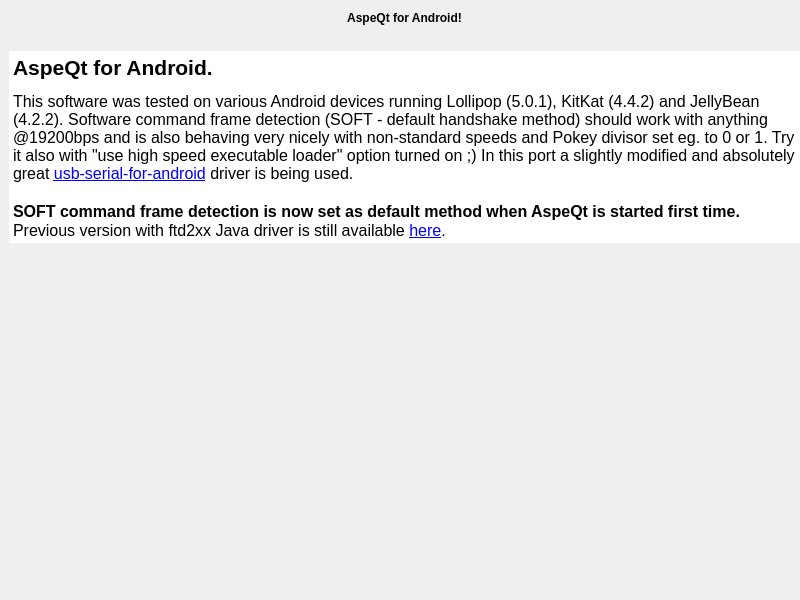
Above: aboutdialog.ui from greblus/aspeqt before the change. Below: the same form after it.
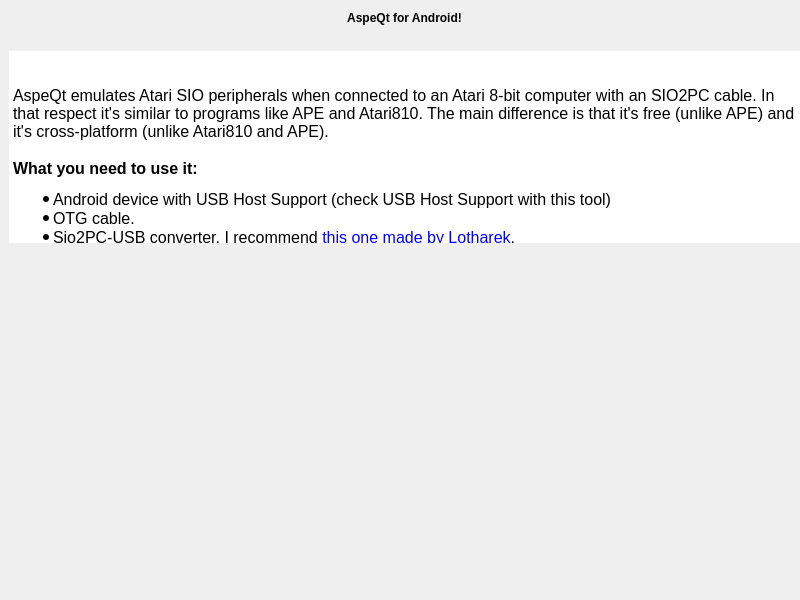
That is the form after the change.

Commit message: Animated cassette tape in cassettedialog. Updated about page.

```diff
--- a/aboutdialog.ui
+++ b/aboutdialog.ui
@@ -149,39 +149,23 @@
 &lt;html&gt;&lt;head&gt;&lt;meta name=&quot;qrichtext&quot; content=&quot;1&quot; /&gt;&lt;style type=&quot;text/css&quot;&gt;
 p, li { white-space: pre-wrap; }
 &lt;/style&gt;&lt;/head&gt;&lt;body style=&quot; font-family:'MS Shell Dlg 2'; font-size:8.25pt; font-weight:400; font-style:normal;&quot;&gt;
-&lt;p style=&quot; margin-top:18px; margin-bottom:12px; margin-left:0px; margin-right:0px; -qt-block-indent:0; text-indent:0px;&quot;&gt;&lt;span style=&quot; font-size:16pt; font-weight:600;&quot;&gt;AspeQt for Android.&lt;/span&gt;&lt;/p&gt;
-&lt;p style=&quot; margin-top:0px; margin-bottom:0px; margin-left:0px; margin-right:0px; -qt-block-indent:0; text-indent:0px;&quot;&gt;&lt;span style=&quot; font-size:12pt;&quot;&gt;This software was tested on various Android devices running Lollipop (5.0.1), KitKat (4.4.2) and JellyBean (4.2.2). Software command frame detection (SOFT - default handshake method) should work with anything @19200bps and is also behaving very nicely with non-standard speeds and Pokey divisor set eg. to 0 or 1. Try it also with &amp;quot;use high speed executable loader&amp;quot; option turned on ;) In this port a slightly modified and absolutely great &lt;/span&gt;&lt;a href=&quot;https://github.com/greblus/usb-serial-for-android&quot;&gt;&lt;span style=&quot; font-size:12pt; text-decoration: underline; color:#0000ff;&quot;&gt;usb-serial-for-android&lt;/span&gt;&lt;/a&gt;&lt;span style=&quot; font-size:12pt;&quot;&gt; driver is being used. &lt;/span&gt;&lt;/p&gt;
-&lt;p style=&quot;-qt-paragraph-type:empty; margin-top:0px; margin-bottom:0px; margin-left:0px; margin-right:0px; -qt-block-indent:0; text-indent:0px; font-size:12pt;&quot;&gt;&lt;br /&gt;&lt;/p&gt;
-&lt;p style=&quot; margin-top:0px; margin-bottom:0px; margin-left:0px; margin-right:0px; -qt-block-indent:0; text-indent:0px;&quot;&gt;&lt;span style=&quot; font-size:12pt; font-weight:600;&quot;&gt;SOFT command frame detection is now set as default method when AspeQt is started first time.&lt;/span&gt;&lt;span style=&quot; font-size:12pt;&quot;&gt; &lt;/span&gt;&lt;/p&gt;
-&lt;p style=&quot; margin-top:0px; margin-bottom:0px; margin-left:0px; margin-right:0px; -qt-block-indent:0; text-indent:0px;&quot;&gt;&lt;span style=&quot; font-size:12pt;&quot;&gt;Previous version with ftd2xx Java driver is still available &lt;/span&gt;&lt;a href=&quot;https://github.com/greblus/aspeqt/tree/ftd2xx&quot;&gt;&lt;span style=&quot; font-size:12pt; text-decoration: underline; color:#0000ff;&quot;&gt;here&lt;/span&gt;&lt;/a&gt;&lt;span style=&quot; font-size:12pt;&quot;&gt;. &lt;/span&gt;&lt;/p&gt;
-&lt;p style=&quot; margin-top:18px; margin-bottom:12px; margin-left:0px; margin-right:0px; -qt-block-indent:0; text-indent:0px;&quot;&gt;&lt;span style=&quot; font-size:16pt; font-weight:600;&quot;&gt;Downloads.&lt;/span&gt;&lt;/p&gt;
-&lt;p style=&quot; margin-top:18px; margin-bottom:12px; margin-left:0px; margin-right:0px; -qt-block-indent:0; text-indent:0px;&quot;&gt;&lt;span style=&quot; font-size:12pt; font-weight:600;&quot;&gt;AspeQt&lt;/span&gt;&lt;span style=&quot; font-size:12pt;&quot;&gt; is available through &lt;/span&gt;&lt;a href=&quot;https://play.google.com/store/search?q=aspeqt&quot;&gt;&lt;span style=&quot; font-size:12pt; text-decoration: underline; color:#0000ff;&quot;&gt;Google Play Store&lt;/span&gt;&lt;/a&gt;&lt;span style=&quot; font-size:12pt;&quot;&gt;. All releases (including previous ones) are available &lt;/span&gt;&lt;a href=&quot;https://github.com/greblus/aspeqt/releases&quot;&gt;&lt;span style=&quot; font-size:12pt; text-decoration: underline; color:#0000ff;&quot;&gt;here&lt;/span&gt;&lt;/a&gt;&lt;span style=&quot; font-size:12pt;&quot;&gt;. &lt;/span&gt;&lt;span style=&quot; font-size:12pt; font-weight:600;&quot;&gt;Lastest compiled apk&lt;/span&gt;&lt;span style=&quot; font-size:12pt;&quot;&gt; is always &lt;/span&gt;&lt;a href=&quot;https://github.com/greblus/aspeqt/raw/android/android/apk/aspeqt.apk&quot;&gt;&lt;span style=&quot; font-size:12pt; text-decoration: underline; color:#0000ff;&quot;&gt;here&lt;/span&gt;&lt;/a&gt;&lt;span style=&quot; font-size:12pt;&quot;&gt;. And of course all apk files which were uploaded to android/apk can be found in the repo (there is a &amp;quot;Browse Files&amp;quot; button which will show you a snapshot of the repository at a time of the particular commit). What doesn't work yet? Loading atr files stalls occassionally in DSR handshaking mode. Haven't noticed it in SOFT mode. Hopefully Will fix it soon. &lt;/span&gt;&lt;/p&gt;
-&lt;p style=&quot; margin-top:18px; margin-bottom:12px; margin-left:0px; margin-right:0px; -qt-block-indent:0; text-indent:0px;&quot;&gt;&lt;span style=&quot; font-size:16pt; font-weight:600;&quot;&gt;What's necessary to use it:&lt;/span&gt;&lt;span style=&quot; font-size:16pt;&quot;&gt; &lt;/span&gt;&lt;/p&gt;
-&lt;ul style=&quot;margin-top: 0px; margin-bottom: 0px; margin-left: 0px; margin-right: 0px; -qt-list-indent: 1;&quot;&gt;&lt;li style=&quot; font-size:12pt;&quot; style=&quot; margin-top:12px; margin-bottom:0px; margin-left:0px; margin-right:0px; -qt-block-indent:0; text-indent:0px;&quot;&gt;Android device with USB Host Support. Check USB Host Support with &lt;a href=&quot;https://play.google.com/store/apps/details?id=eu.chainfire.usbhostdiagnostics&quot;&gt;&lt;span style=&quot; text-decoration: underline; color:#0000ff;&quot;&gt;this tool&lt;/span&gt;&lt;/a&gt;. &lt;/li&gt;
+&lt;p style=&quot;-qt-paragraph-type:empty; margin-top:18px; margin-bottom:12px; margin-left:0px; margin-right:0px; -qt-block-indent:0; text-indent:0px;&quot;&gt;&lt;br /&gt;&lt;/p&gt;
+&lt;p style=&quot; margin-top:18px; margin-bottom:12px; margin-left:0px; margin-right:0px; -qt-block-indent:0; text-indent:0px;&quot;&gt;&lt;span style=&quot; font-size:12pt;&quot;&gt;AspeQt emulates Atari SIO peripherals when connected to an Atari 8-bit computer with an SIO2PC cable. In that respect it's similar to programs like APE and Atari810. The main difference is that it's free (unlike APE) and it's cross-platform (unlike Atari810 and APE). &lt;/span&gt;&lt;/p&gt;
+&lt;p style=&quot; margin-top:18px; margin-bottom:12px; margin-left:0px; margin-right:0px; -qt-block-indent:0; text-indent:0px;&quot;&gt;&lt;span style=&quot; font-size:12pt; font-weight:600;&quot;&gt;What you need to use it:&lt;/span&gt;&lt;/p&gt;
+&lt;ul style=&quot;margin-top: 0px; margin-bottom: 0px; margin-left: 0px; margin-right: 0px; -qt-list-indent: 1;&quot;&gt;&lt;li style=&quot; font-size:12pt;&quot; style=&quot; margin-top:12px; margin-bottom:0px; margin-left:0px; margin-right:0px; -qt-block-indent:0; text-indent:0px;&quot;&gt;Android device with USB Host Support (check USB Host Support with this tool)&lt;/li&gt;
 &lt;li style=&quot; font-size:12pt;&quot; style=&quot; margin-top:0px; margin-bottom:0px; margin-left:0px; margin-right:0px; -qt-block-indent:0; text-indent:0px;&quot;&gt;OTG cable. &lt;/li&gt;
 &lt;li style=&quot; font-size:12pt;&quot; style=&quot; margin-top:0px; margin-bottom:0px; margin-left:0px; margin-right:0px; -qt-block-indent:0; text-indent:0px;&quot;&gt;Sio2PC-USB converter. I recommend &lt;a href=&quot;http://lotharek.pl/product.php?pid=98&quot;&gt;&lt;span style=&quot; text-decoration: underline; color:#0000ff;&quot;&gt;this one made by Lotharek&lt;/span&gt;&lt;/a&gt;. &lt;/li&gt;
-&lt;li style=&quot; font-size:12pt;&quot; style=&quot; margin-top:0px; margin-bottom:0px; margin-left:0px; margin-right:0px; -qt-block-indent:0; text-indent:0px;&quot;&gt;AspeQt for Android should work on anything starting from 3.1. I've tested it on Lark FreeMe 8&amp;quot; Android 4.2.2 tablet, Kazam 345 &amp;amp; Kazam Tornado phones with KitKat 4.4, Lenovo Tab 2 A10-70L and Lenovo Tab 2 A7 tablets with Lollipop 5.0.1 &lt;/li&gt;
 &lt;li style=&quot; font-size:12pt;&quot; style=&quot; margin-top:0px; margin-bottom:0px; margin-left:0px; margin-right:0px; -qt-block-indent:0; text-indent:0px;&quot;&gt;&lt;span style=&quot; font-weight:600;&quot;&gt;No root necessary.&lt;/span&gt; &lt;/li&gt;
-&lt;li style=&quot; font-size:12pt;&quot; style=&quot; margin-top:0px; margin-bottom:0px; margin-left:0px; margin-right:0px; -qt-block-indent:0; text-indent:0px;&quot;&gt;&lt;span style=&quot; font-weight:600;&quot;&gt;No drivers necessary.&lt;/span&gt; usb-serial-for-android java driver is in the package. &lt;/li&gt;
-&lt;li style=&quot; font-size:12pt;&quot; style=&quot; margin-top:0px; margin-bottom:12px; margin-left:0px; margin-right:0px; -qt-block-indent:0; text-indent:0px;&quot;&gt;After you connect the SIO2PC-USB to your Android device it'll automatically launch AspeQt. If you have SIO2PC-USB from Lotharek, select SOFT or DSR flow control method and set speed to 19200bps first, to see if it works at all. Feel free to experiment with higher speeds and Pokey divisors (HiSpeed OS, SDX or Qmeg is required for fast SIO routines). &lt;/li&gt;&lt;/ul&gt;
-&lt;p style=&quot; margin-top:0px; margin-bottom:0px; margin-left:0px; margin-right:0px; -qt-block-indent:0; text-indent:0px;&quot;&gt;&lt;span style=&quot; font-size:12pt;&quot;&gt;Alternatively (on an unmodified Atari) it's enough to mount the folder with xex files and copy these two files: $boot.bin and picodos.sys which can be dowloaded &lt;/span&gt;&lt;a href=&quot;https://github.com/greblus/aspeqt/tree/android/%24bootpic&quot;&gt;&lt;span style=&quot; font-size:12pt; text-decoration: underline; color:#0000ff;&quot;&gt;from here&lt;/span&gt;&lt;/a&gt;&lt;span style=&quot; font-size:12pt;&quot;&gt;. This way all xex files, e.g. just downloaded from the internet on your mobile or tablet) to some mounted folder eg. Download/Atari can be nicely loaded in high speed using MyPicoDos. &lt;/span&gt;&lt;/p&gt;
-&lt;p style=&quot; margin-top:16px; margin-bottom:12px; margin-left:0px; margin-right:0px; -qt-block-indent:0; text-indent:0px;&quot;&gt;&lt;a href=&quot;https://www.youtube.com/watch?v=GEkwZM_Cr_M&amp;amp;list=PL_0_k9JuZLPiox8zAklF3qvG3SbsZ08g8&quot;&gt;&lt;span style=&quot; font-size:12pt; font-weight:600; text-decoration: underline; color:#0000ff;&quot;&gt;Videos of AspeQt on Android&lt;/span&gt;&lt;/a&gt;&lt;span style=&quot; font-size:12pt;&quot;&gt; &lt;/span&gt;&lt;/p&gt;
-&lt;p style=&quot; margin-top:18px; margin-bottom:12px; margin-left:0px; margin-right:0px; -qt-block-indent:0; text-indent:0px;&quot;&gt;&lt;span style=&quot; font-size:16pt; font-weight:600;&quot;&gt;Summary&lt;/span&gt;&lt;/p&gt;
-&lt;p style=&quot; margin-top:0px; margin-bottom:0px; margin-left:0px; margin-right:0px; -qt-block-indent:0; text-indent:0px;&quot;&gt;&lt;span style=&quot; font-size:12pt;&quot;&gt;AspeQt emulates Atari SIO peripherals when connected to an Atari 8-bit computer with an SIO2PC cable. In that respect it's similar to programs like APE and Atari810. The main difference is that it's free (unlike APE) and it's cross-platform (unlike Atari810 and APE). &lt;/span&gt;&lt;/p&gt;
+&lt;li style=&quot; font-size:12pt;&quot; style=&quot; margin-top:0px; margin-bottom:0px; margin-left:0px; margin-right:0px; -qt-block-indent:0; text-indent:0px;&quot;&gt;&lt;span style=&quot; font-weight:600;&quot;&gt;No drivers necessary.&lt;/span&gt; usb-serial-for-android java driver is in the package. &lt;/li&gt;&lt;/ul&gt;
+&lt;p style=&quot;-qt-paragraph-type:empty; margin-top:0px; margin-bottom:0px; margin-left:0px; margin-right:0px; -qt-block-indent:0; text-indent:0px; font-size:12pt;&quot;&gt;&lt;br /&gt;&lt;/p&gt;
+&lt;p style=&quot; margin-top:0px; margin-bottom:0px; margin-left:0px; margin-right:0px; -qt-block-indent:0; text-indent:0px;&quot;&gt;&lt;a href=&quot;https://github.com/greblus/aspeqt/wiki/AspeQt-Atari-Serial-Peripheral-Emulator-for-Android&quot;&gt;&lt;span style=&quot; font-size:12pt; font-weight:600; text-decoration: underline; color:#0000ff;&quot;&gt;More details here.&lt;/span&gt;&lt;/a&gt;&lt;/p&gt;
 &lt;p style=&quot; margin-top:18px; margin-bottom:12px; margin-left:0px; margin-right:0px; -qt-block-indent:0; text-indent:0px;&quot;&gt;&lt;span style=&quot; font-size:12pt; font-weight:600;&quot;&gt;License (see license.txt file for more details)&lt;/span&gt;&lt;/p&gt;
-&lt;p style=&quot; margin-top:0px; margin-bottom:0px; margin-left:0px; margin-right:0px; -qt-block-indent:0; text-indent:0px;&quot;&gt;&lt;span style=&quot; font-size:12pt;&quot;&gt;Original code up to version 0.6.0 Copyright 2009 by Fatih Aygün.&lt;br /&gt;Updates since v0.6.0 Copyright 2012 by Ray Ataergin.&lt;br /&gt;Android port of aspeqt-1.0.0.Preview_6 by Wiktor Grebla.&lt;/span&gt;&lt;/p&gt;
-&lt;p style=&quot; margin-top:0px; margin-bottom:0px; margin-left:0px; margin-right:0px; -qt-block-indent:0; text-indent:0px;&quot;&gt;&lt;span style=&quot; font-size:12pt;&quot;&gt;&lt;br /&gt;You can freely copy, use, modify and distribute it under the GPL 2.0 license. Please see license.txt for details. &lt;/span&gt;&lt;/p&gt;
-&lt;p style=&quot;-qt-paragraph-type:empty; margin-top:0px; margin-bottom:0px; margin-left:0px; margin-right:0px; -qt-block-indent:0; text-indent:0px; font-size:12pt;&quot;&gt;&lt;br /&gt;&lt;/p&gt;
-&lt;p style=&quot; margin-top:0px; margin-bottom:0px; margin-left:0px; margin-right:0px; -qt-block-indent:0; text-indent:0px;&quot;&gt;&lt;span style=&quot; font-size:16pt; font-weight:600; text-decoration: underline;&quot;&gt;This program couldn't be created without:&lt;/span&gt;&lt;/p&gt;
-&lt;p style=&quot; margin-top:0px; margin-bottom:0px; margin-left:0px; margin-right:0px; -qt-block-indent:0; text-indent:0px;&quot;&gt;&lt;span style=&quot; font-size:12pt;&quot;&gt;&lt;br /&gt;Qt libraries: Copyright by The Qt Company. &lt;br /&gt;usb-serial-for-Android with support for FTDI chips is a slightly modified fork of &lt;/span&gt;&lt;a href=&quot;https://github.com/mik3y/usb-serial-for-android&quot;&gt;&lt;span style=&quot; font-size:12pt; text-decoration: underline; color:#0000ff;&quot;&gt;this project&lt;/span&gt;&lt;/a&gt;&lt;span style=&quot; font-size:12pt;&quot;&gt;. &lt;br /&gt;&lt;/span&gt;&lt;a href=&quot;http://tango.freedesktop.org/Tango_Icon_Library&quot;&gt;&lt;span style=&quot; font-size:12pt; text-decoration: underline; color:#0000ff;&quot;&gt;Tango Icons&lt;/span&gt;&lt;/a&gt;&lt;span style=&quot; font-size:12pt;&quot;&gt;. &lt;br /&gt;High speed code used in the EXE loader written by &lt;/span&gt;&lt;a href=&quot;mailto:hias@horus.com&quot;&gt;&lt;span style=&quot; font-size:12pt; text-decoration: underline; color:#0000ff;&quot;&gt;Matthias Reichl&lt;/span&gt;&lt;/a&gt;&lt;span style=&quot; font-size:12pt;&quot;&gt;. &lt;br /&gt;&lt;/span&gt;&lt;a href=&quot;http://www.scorchworks.com/Blog/simple-file-dialog-for-android-applications/&quot;&gt;&lt;span style=&quot; font-size:12pt; text-decoration: underline; color:#0000ff;&quot;&gt;Simple Filedialog for Android.&lt;/span&gt;&lt;/a&gt;&lt;span style=&quot; font-size:12pt;&quot;&gt; &lt;br /&gt;&lt;/span&gt;&lt;/p&gt;
-&lt;p style=&quot; margin-top:0px; margin-bottom:0px; margin-left:0px; margin-right:0px; -qt-block-indent:0; text-indent:0px;&quot;&gt;&lt;span style=&quot; font-size:12pt; font-weight:600;&quot;&gt;Questions about this Android port? Drop me an e-mail ;)&lt;/span&gt;&lt;/p&gt;
+&lt;p style=&quot; margin-top:0px; margin-bottom:0px; margin-left:0px; margin-right:0px; -qt-block-indent:0; text-indent:0px;&quot;&gt;&lt;span style=&quot; font-size:12pt;&quot;&gt;Original code up to version 0.6.0 Copyright 2009 by Fatih Aygun.&lt;br /&gt;Updates since v0.6.0 Copyright 2012 by Ray Ataergin.&lt;br /&gt;Android port of aspeqt-1.0.0.Preview_6 by Wiktor Grebla.&lt;br /&gt;You can freely copy, use, modify and distribute it under the GPL 2.0 license. Please see license.txt for details. &lt;br /&gt;Qt libraries: Copyright by The Qt Company. &lt;br /&gt;usb-serial-for-Android with support for FTDI chips is based &lt;/span&gt;&lt;a href=&quot;https://github.com/mik3y/usb-serial-for-android&quot;&gt;&lt;span style=&quot; font-size:12pt; text-decoration: underline; color:#0000ff;&quot;&gt;on this project&lt;/span&gt;&lt;/a&gt;&lt;span style=&quot; font-size:12pt;&quot;&gt;. &lt;br /&gt;&lt;/span&gt;&lt;a href=&quot;http://tango.freedesktop.org/Tango_Icon_Library&quot;&gt;&lt;span style=&quot; font-size:12pt; text-decoration: underline; color:#0000ff;&quot;&gt;Tango Icons&lt;/span&gt;&lt;/a&gt;&lt;span style=&quot; font-size:12pt;&quot;&gt;. &lt;br /&gt;High speed code used in the EXE loader was written by &lt;/span&gt;&lt;a href=&quot;hias@horus.com&quot;&gt;&lt;span style=&quot; font-size:12pt; text-decoration: underline; color:#0000ff;&quot;&gt;Matthias Reichl&lt;/span&gt;&lt;/a&gt;&lt;span style=&quot; font-size:12pt;&quot;&gt;. &lt;br /&gt;&lt;/span&gt;&lt;a href=&quot;http://www.scorchworks.com/Blog/simple-file-dialog-for-android-applications/&quot;&gt;&lt;span style=&quot; font-size:12pt; text-decoration: underline; color:#0000ff;&quot;&gt;Simple Filedialog for Android.&lt;/span&gt;&lt;/a&gt;&lt;span style=&quot; font-size:12pt;&quot;&gt; &lt;br /&gt;&lt;/span&gt;&lt;a href=&quot;https://dribbble.com/shots/147212-Tape-Cassette-Rotating&quot;&gt;&lt;span style=&quot; font-size:12pt; text-decoration: underline; color:#0000ff;&quot;&gt;Animated cassette tape&lt;/span&gt;&lt;/a&gt;&lt;span style=&quot; font-size:12pt;&quot;&gt; by Michael Bozgounov.&lt;/span&gt;&lt;/p&gt;
+&lt;p style=&quot; margin-top:0px; margin-bottom:0px; margin-left:0px; margin-right:0px; -qt-block-indent:0; text-indent:0px;&quot;&gt;&lt;span style=&quot; font-size:12pt;&quot;&gt;PCLINK by &lt;/span&gt;&lt;a href=&quot;https://github.com/TheMontezuma/RespeQt&quot;&gt;&lt;span style=&quot; font-size:12pt; text-decoration: underline; color:#0000ff;&quot;&gt;TheMontezuma&lt;/span&gt;&lt;/a&gt;&lt;span style=&quot; font-size:12pt;&quot;&gt;.&lt;/span&gt;&lt;/p&gt;
+&lt;p style=&quot; margin-top:18px; margin-bottom:12px; margin-left:0px; margin-right:0px; -qt-block-indent:0; text-indent:0px;&quot;&gt;&lt;span style=&quot; font-size:12pt; font-weight:600;&quot;&gt;Questions about this Android port? Drop me an e-mail ;)&lt;/span&gt;&lt;/p&gt;
 &lt;p style=&quot; margin-top:0px; margin-bottom:0px; margin-left:0px; margin-right:0px; -qt-block-indent:0; text-indent:0px;&quot;&gt;&lt;span style=&quot; font-size:12pt;&quot;&gt;Wiktor Grebla: &lt;/span&gt;&lt;a href=&quot;mailto:greblus@gmail.com&quot;&gt;&lt;span style=&quot; font-size:12pt; text-decoration: underline; color:#0000ff;&quot;&gt;greblus@gmail.com&lt;/span&gt;&lt;/a&gt;&lt;span style=&quot; font-size:12pt;&quot;&gt; &lt;/span&gt;&lt;/p&gt;
-&lt;p style=&quot; margin-top:18px; margin-bottom:12px; margin-left:0px; margin-right:0px; -qt-block-indent:0; text-indent:0px;&quot;&gt;&lt;span style=&quot; font-size:16pt; font-weight:600;&quot;&gt;SIO2PC-USB adapters:&lt;/span&gt;&lt;/p&gt;
-&lt;p style=&quot; margin-top:0px; margin-bottom:0px; margin-left:0px; margin-right:0px; -qt-block-indent:0; text-indent:0px;&quot;&gt;&lt;span style=&quot; font-size:12pt;&quot;&gt;For SIO2PC-USB hardware purchase visit: &lt;/span&gt;&lt;a href=&quot;http://lotharek.pl&quot;&gt;&lt;span style=&quot; font-size:12pt; text-decoration: underline; color:#0000ff;&quot;&gt;http://lotharek.pl&lt;/span&gt;&lt;/a&gt;&lt;span style=&quot; font-size:12pt;&quot;&gt; or: &lt;/span&gt;&lt;a href=&quot;http://www.atari8warez.com/&quot;&gt;&lt;span style=&quot; font-size:12pt; text-decoration: underline; color:#0000ff;&quot;&gt;http://www.atari8warez.com/&lt;/span&gt;&lt;/a&gt;&lt;span style=&quot; font-size:12pt;&quot;&gt; &lt;/span&gt;&lt;/p&gt;
-&lt;p style=&quot;-qt-paragraph-type:empty; margin-top:0px; margin-bottom:0px; margin-left:0px; margin-right:0px; -qt-block-indent:0; text-indent:0px; font-size:12pt;&quot;&gt;&lt;br /&gt;&lt;/p&gt;
-&lt;p style=&quot;-qt-paragraph-type:empty; margin-top:0px; margin-bottom:0px; margin-left:0px; margin-right:0px; -qt-block-indent:0; text-indent:0px; font-size:12pt;&quot;&gt;&lt;br /&gt;&lt;/p&gt;
-&lt;p style=&quot;-qt-paragraph-type:empty; margin-top:0px; margin-bottom:0px; margin-left:0px; margin-right:0px; -qt-block-indent:0; text-indent:0px; font-size:12pt;&quot;&gt;&lt;br /&gt;&lt;/p&gt;
-&lt;p style=&quot;-qt-paragraph-type:empty; margin-top:0px; margin-bottom:0px; margin-left:0px; margin-right:0px; -qt-block-indent:0; text-indent:0px; font-size:12pt;&quot;&gt;&lt;br /&gt;&lt;/p&gt;&lt;/body&gt;&lt;/html&gt;</string>
+&lt;p style=&quot; margin-top:18px; margin-bottom:12px; margin-left:0px; margin-right:0px; -qt-block-indent:0; text-indent:0px;&quot;&gt;&lt;span style=&quot; font-size:12pt; font-weight:600;&quot;&gt;SIO2PC-USB adapters:&lt;/span&gt;&lt;/p&gt;
+&lt;p style=&quot; margin-top:0px; margin-bottom:0px; margin-left:0px; margin-right:0px; -qt-block-indent:0; text-indent:0px;&quot;&gt;&lt;span style=&quot; font-size:12pt;&quot;&gt;For SIO2PC-USB hardware purchase visit: &lt;/span&gt;&lt;a href=&quot;www.lotharek.pl&quot;&gt;&lt;span style=&quot; font-size:12pt; text-decoration: underline; color:#0000ff;&quot;&gt;www.lotharek.pl&lt;/span&gt;&lt;/a&gt;&lt;span style=&quot; font-size:12pt;&quot;&gt; or: &lt;/span&gt;&lt;a href=&quot;http://www.atari8warez.com/&quot;&gt;&lt;span style=&quot; font-size:12pt; text-decoration: underline; color:#0000ff;&quot;&gt;http://www.atari8warez.com/&lt;/span&gt;&lt;/a&gt;&lt;span style=&quot; font-size:12pt;&quot;&gt; &lt;/span&gt;&lt;/p&gt;&lt;/body&gt;&lt;/html&gt;</string>
      </property>
      <property name="textInteractionFlags">
       <set>Qt::LinksAccessibleByKeyboard|Qt::LinksAccessibleByMouse</set>
```
The commit also changes 8 other files.
